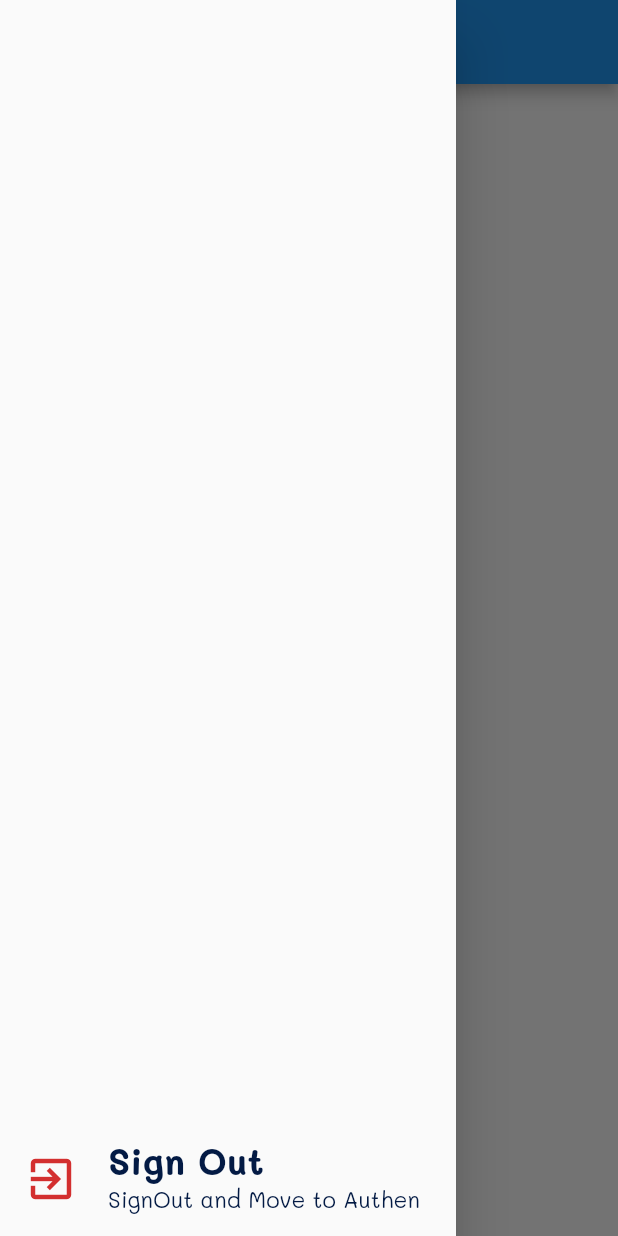
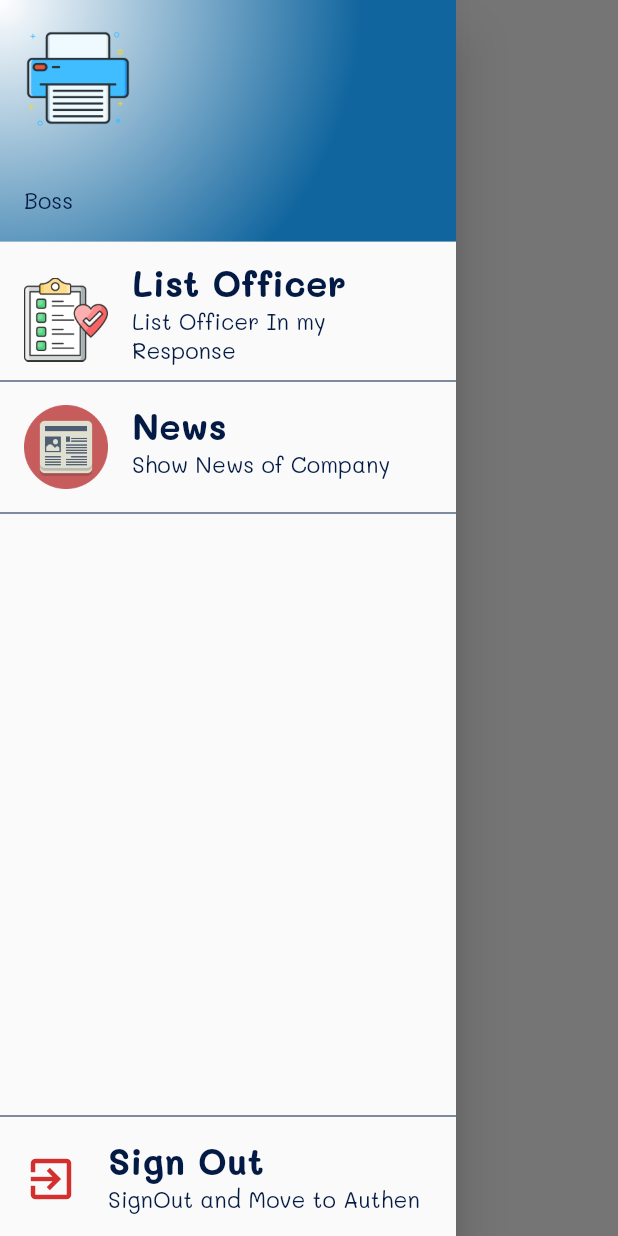
Before and after one commit to masterUNG/UngOfficerMenn, a Flutter app: the MainBoss screen opened by its route, with the side drawer open, on a phone screen of 412 x 824 dp. Run offline on Flutter 3.47's test engine with Material 2 defaults, Android fonts, the light colour scheme and no system bars; our stand-ins replace dio, shared_preferences; accounts and stored records are empty.

Commit message:
update123

```diff
--- /dev/null
+++ b/lib/bodys/list_officer.dart
@@ -0,0 +1,11 @@
+import 'package:flutter/material.dart';
+import 'package:ungofficer/widgets/widget_text.dart';
+
+class ListOfficer extends StatelessWidget {
+  const ListOfficer({super.key});
+
+  @override
+  Widget build(BuildContext context) {
+    return WidgetText(text: 'This is List Officer');
+  }
+}
--- /dev/null
+++ b/lib/bodys/news.dart
@@ -0,0 +1,17 @@
+// ignore_for_file: public_member_api_docs, sort_constructors_first
+import 'package:flutter/material.dart';
+
+import 'package:ungofficer/widgets/widget_text.dart';
+
+class News extends StatelessWidget {
+  final String nameLogin;
+  const News({
+    Key? key,
+    required this.nameLogin,
+  }) : super(key: key);
+
+  @override
+  Widget build(BuildContext context) {
+    return WidgetText(text: 'This is News for $nameLogin');
+  }
+}
--- a/lib/main.dart
+++ b/lib/main.dart
@@ -49,9 +49,17 @@ class MyApp extends StatelessWidget {
 
   @override
   Widget build(BuildContext context) {
-    return MaterialApp(
+    return MaterialApp(debugShowCheckedModeBanner: false,
       routes: map,
       initialRoute: firstState ?? MyConstant.routeAuthen,
+      theme: ThemeData(
+        primarySwatch: Colors.indigo,
+        appBarTheme: AppBarTheme(
+          backgroundColor: Colors.white,
+          foregroundColor: MyConstant.dark,
+          elevation: 0,
+        ),
+      ),
     );
   }
 }
--- a/lib/states/main_boss.dart
+++ b/lib/states/main_boss.dart
@@ -1,16 +1,92 @@
+// ignore_for_file: avoid_print
+
 import 'package:flutter/material.dart';
+import 'package:ungofficer/bodys/list_officer.dart';
+import 'package:ungofficer/bodys/news.dart';
+import 'package:ungofficer/utility/my_constant.dart';
+import 'package:ungofficer/utility/my_service.dart';
+import 'package:ungofficer/widgets/widget_drawer_header.dart';
+import 'package:ungofficer/widgets/widget_image.dart';
+import 'package:ungofficer/widgets/widget_listtile.dart';
+import 'package:ungofficer/widgets/widget_progress.dart';
 import 'package:ungofficer/widgets/widget_sign_out.dart';
 import 'package:ungofficer/widgets/widget_text.dart';
 
-class MainBoss extends StatelessWidget {
+class MainBoss extends StatefulWidget {
   const MainBoss({super.key});
+
+  @override
+  State<MainBoss> createState() => _MainBossState();
+}
+
+class _MainBossState extends State<MainBoss> {
+  var bodys = <Widget>[];
+  var titles = <String>[
+    'List Officer',
+    'News',
+  ];
+  int indexBody = 0;
+
+  var datas = <String>[];
+
+  @override
+  void initState() {
+    super.initState();
+
+    findUserLogin();
+  }
+
+  Future<void> findUserLogin() async {
+    datas = await MyService().findDatas();
+
+    bodys.add(const ListOfficer());
+    bodys.add(News(nameLogin: datas[2]));
+
+    setState(() {});
+  }
 
   @override
   Widget build(BuildContext context) {
     return Scaffold(
+      backgroundColor: Colors.white,
       appBar: AppBar(
-        title: WidgetText(text: 'Boss'),
-      ),drawer: Drawer(child: WidgetSingOut(),),
+        centerTitle: true,
+        title: WidgetText(
+          text: titles[indexBody],
+          textStyle: MyConstant().h2Style(),
+        ),
+      ),
+      drawer: Drawer(
+        child: Stack(
+          children: [
+            const WidgetSingOut(),
+            Column(
+              children: [
+                WidgetDrawerHeader(
+                  datas: datas,
+                  type: 'Boss',
+                ),
+                WidgetListtile(
+                    leadWidget: const WidgetImage(
+                      path: 'images/list.png',
+                    ),
+                    title: titles[0],
+                    subTitle: 'List Officer In my Response'),
+                    Divider(color: MyConstant.dark,),
+                WidgetListtile(
+                    leadWidget: const WidgetImage(
+                      path: 'images/news.png',
+                    ),
+                    title: titles[1],
+                    subTitle: 'Show News of Company'),
+                     Divider(color: MyConstant.dark,),
+              ],
+            ),
+          ],
+        ),
+      ),
+      body: SafeArea(
+          child: bodys.isEmpty ? const WidgetProgress() : bodys[indexBody]),
     );
   }
 }
--- a/lib/utility/my_constant.dart
+++ b/lib/utility/my_constant.dart
@@ -28,7 +28,7 @@ class MyConstant {
   BoxDecoration gradientBox() {
     return BoxDecoration(
       gradient: RadialGradient(
-        radius: 1.0,
+        radius: 1.5,
         center: Alignment.topLeft,
         colors: [Colors.white, primary],
       ),
--- /dev/null
+++ b/lib/utility/my_service.dart
@@ -0,0 +1,13 @@
+import 'package:shared_preferences/shared_preferences.dart';
+
+class MyService {
+  Future<List<String>> findDatas() async {
+    var results = <String>[];
+
+    SharedPreferences preferences = await SharedPreferences.getInstance();
+    results = preferences.getStringList('data')!;
+
+
+    return results;
+  }
+}
--- /dev/null
+++ b/lib/widgets/widget_drawer_header.dart
@@ -0,0 +1,31 @@
+// ignore_for_file: public_member_api_docs, sort_constructors_first
+import 'package:flutter/material.dart';
+
+import 'package:ungofficer/utility/my_constant.dart';
+import 'package:ungofficer/widgets/widget_image.dart';
+import 'package:ungofficer/widgets/widget_text.dart';
+
+class WidgetDrawerHeader extends StatelessWidget {
+  final List<String> datas;
+  final String type;
+  const WidgetDrawerHeader({
+    Key? key,
+    required this.datas,
+    required this.type,
+  }) : super(key: key);
+
+  @override
+  Widget build(BuildContext context) {
+    return UserAccountsDrawerHeader(
+      currentAccountPicture: const WidgetImage(),
+      accountName: datas.isEmpty
+          ? const SizedBox()
+          : WidgetText(
+              text: datas[2],
+              textStyle: MyConstant().h2Style(),
+            ),
+      accountEmail:  WidgetText(text: type),
+      decoration: MyConstant().gradientBox(),
+    );
+  }
+}
--- a/lib/widgets/widget_image.dart
+++ b/lib/widgets/widget_image.dart
@@ -1,10 +1,15 @@
+// ignore_for_file: public_member_api_docs, sort_constructors_first
 import 'package:flutter/material.dart';
 
 class WidgetImage extends StatelessWidget {
-  const WidgetImage({super.key});
+  final String? path;
+  const WidgetImage({
+    Key? key,
+    this.path,
+  }) : super(key: key);
 
   @override
   Widget build(BuildContext context) {
-    return Image.asset('images/logo.png');
+    return Image.asset(path ?? 'images/logo.png');
   }
 }
--- /dev/null
+++ b/lib/widgets/widget_progress.dart
@@ -0,0 +1,10 @@
+import 'package:flutter/material.dart';
+
+class WidgetProgress extends StatelessWidget {
+  const WidgetProgress({super.key});
+
+  @override
+  Widget build(BuildContext context) {
+    return const Center(child: CircularProgressIndicator());
+  }
+}
--- a/lib/widgets/widget_sign_out.dart
+++ b/lib/widgets/widget_sign_out.dart
@@ -10,7 +10,7 @@ class WidgetSingOut extends StatelessWidget {
   Widget build(BuildContext context) {
     return Column(
       mainAxisAlignment: MainAxisAlignment.end,
-      children: [
+      children: [ Divider(color: MyConstant.dark,),
         WidgetListtile(
           leadWidget: Icon(
             Icons.exit_to_app,
```
Also changed, not shown: images/list.png (added), images/news.png (added).
